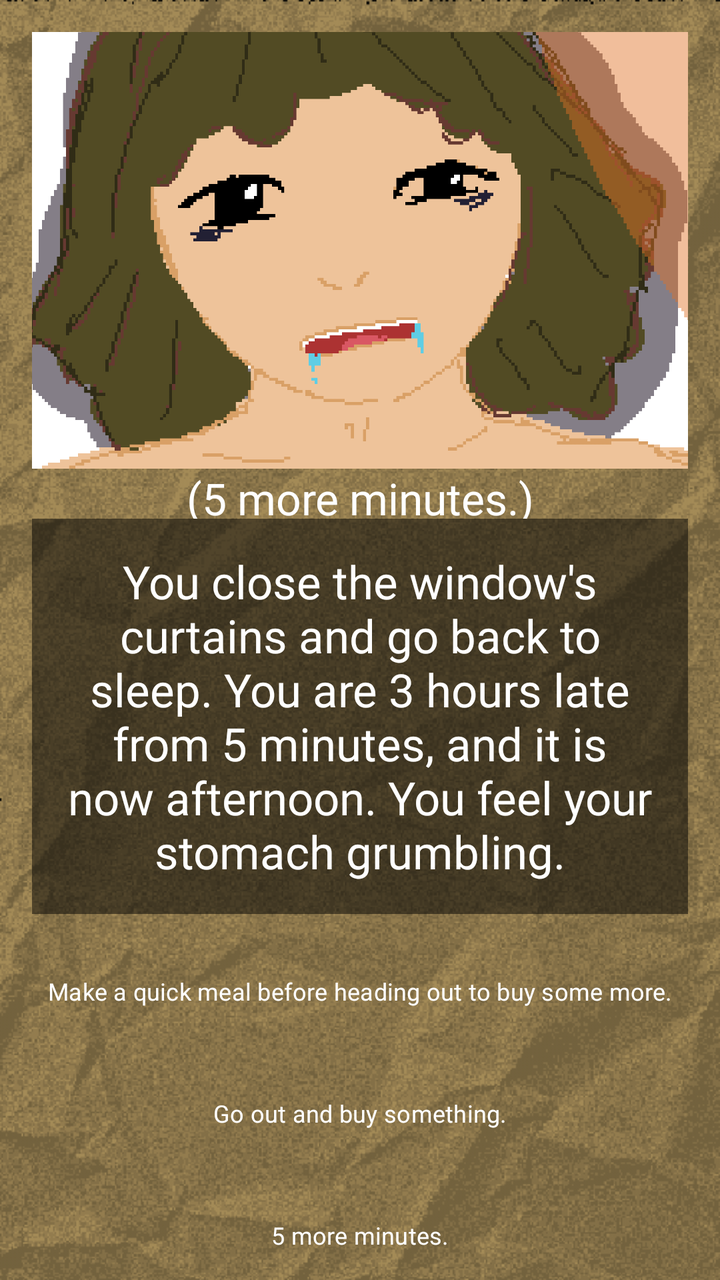
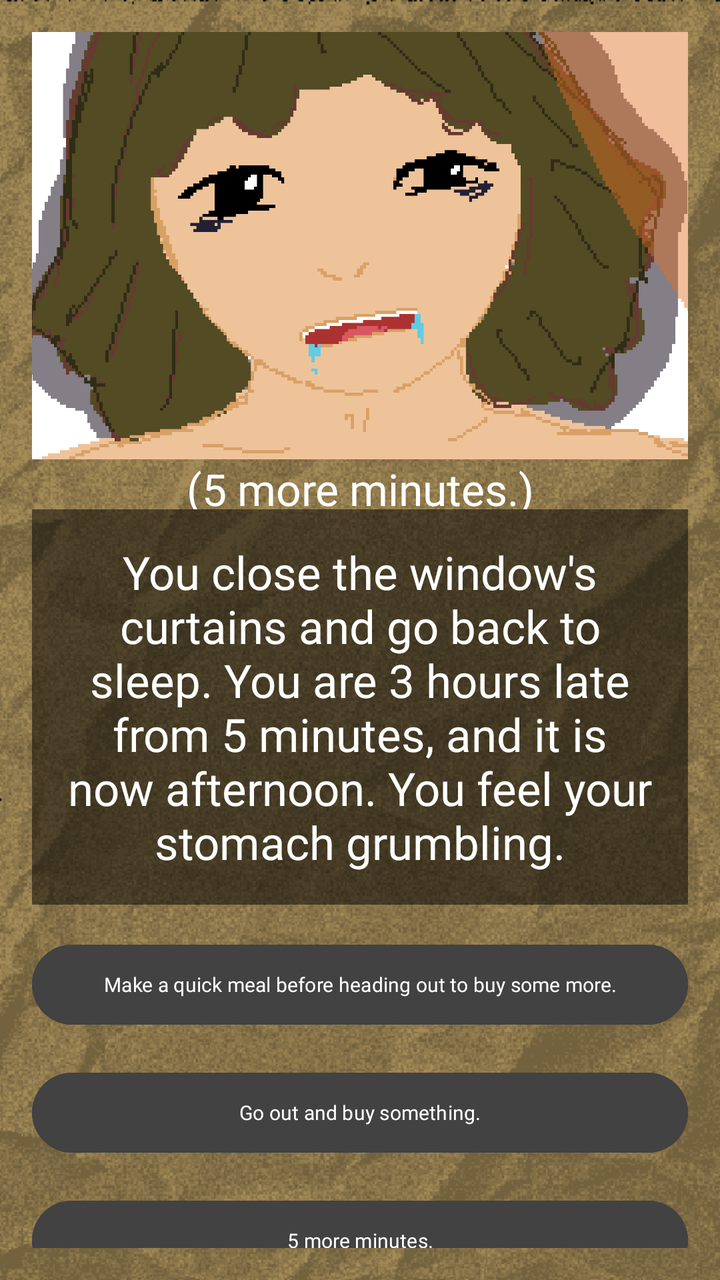

An Android layout rendered at two revisions. The XML below is the earlier revision; the diff shows what the commit changed to produce the second picture.
<!-- AndroidManifest.xml: application theme Theme.ChoiceQuest -->
<!-- res/layout/activity_page2_2.xml -->
<?xml version="1.0" encoding="utf-8"?>
<LinearLayout xmlns:android="http://schemas.android.com/apk/res/android"
    xmlns:app="http://schemas.android.com/apk/res-auto"
    xmlns:tools="http://schemas.android.com/tools"
    android:layout_width="match_parent"
    android:layout_height="match_parent"
    android:id="@+id/page2_2"
    android:background="@drawable/papertexture_"
    android:backgroundTint="#f8e7c2"
    android:backgroundTintMode="multiply"
    android:gravity="center"
    android:orientation="vertical"
    android:padding="16dp"
    tools:context=".Page2_2">

    <View
        android:layout_width="match_parent"
        android:layout_height="0dp"
        android:layout_weight="1"/>

    <ImageView
        android:id="@+id/imageView"
        android:layout_width="412dp"
        android:layout_height="250dp"
        android:src="@drawable/page2_2"/>

    <View
        android:id="@+id/dimOverlay"
        android:layout_width="410dp"
        android:layout_height="1300dp"
        android:background="#000000"
        android:alpha="0"
        android:visibility="gone"/> />

    <View
        android:layout_width="match_parent"
        android:layout_height="1dp"
        android:layout_weight="0.1"/>

    <TextView
        android:layout_width="match_parent"
        android:layout_height="25dp"
        android:gravity="center"
        android:fontFamily="@font/pixelspace"
        android:textSize="22sp"
        android:text="(5 more minutes.)"
        android:textColor="#FFFFFF"/>

    <View
        android:layout_width="match_parent"
        android:layout_height="1dp"
        android:layout_weight="0.3"/>

    <TextView
        android:layout_width="match_parent"
        android:layout_height="wrap_content"
        android:id="@+id/tv_page2_2"
        android:fontFamily="@font/pixelgame_font"
        android:gravity="center"
        android:padding="16dp"
        android:background="#80000000"
        android:text="You close the window's curtains and go back to sleep. You are 3 hours late from 5 minutes, and it is now afternoon. You feel your stomach grumbling."
        android:textColor="#FFFFFF"
        android:textSize="23sp"
        android:layout_marginBottom="16dp"/>

    <View
        android:layout_width="match_parent"
        android:layout_height="1dp"
        android:layout_weight="0.5"/>

    <Button
        android:id="@+id/btnOption1"
        android:layout_width="410dp"
        android:layout_height="45dp"
        android:text="Make a quick meal before heading out to buy some more."
        android:background="@android:color/transparent"
        android:fontFamily="@font/quest_font"
        android:textSize="12sp"
        android:layout_marginBottom="16dp"
        android:onClick="page2_2_1"/>

    <Button
        android:id="@+id/btnOption2"
        android:layout_width="410dp"
        android:layout_height="45dp"
        android:text="Go out and buy something."
        android:background="@android:color/transparent"
        android:fontFamily="@font/quest_font"
        android:textSize="12sp"
        android:layout_marginBottom="16dp"
        android:onClick="page2_2_2"/>

    <Button
        android:id="@+id/btnOption3"
        android:layout_width="410dp"
        android:layout_height="45dp"
        android:layout_marginBottom="16dp"
        android:background="@android:color/transparent"
        android:fontFamily="@font/quest_font"
        android:text="5 more minutes."
        android:textSize="12sp"
        android:onClick="page2_2_3"/>

    <View
        android:layout_width="match_parent"
        android:layout_height="1dp"
        android:layout_weight="1"/>

</LinearLayout>
<!-- resources referenced by this layout -->
<resources>
  <!-- drawable page2_2: png bitmap (drawable, 31251 bytes) -->
  <!-- drawable papertexture_: png bitmap (drawable, 156948 bytes) -->
  <style name="Theme.ChoiceQuest" parent="Base.Theme.ChoiceQuest" />
  <style name="Base.Theme.ChoiceQuest" parent="Theme.Material3.DayNight.NoActionBar">
          
          
      </style>
</resources>

<!-- the commit's change to res/layout/activity_page2_2.xml (unified diff, before → after) -->
@@ -26,7 +26,7 @@
 
     <View
         android:id="@+id/dimOverlay"
-        android:layout_width="410dp"
+        android:layout_width="match_parent"
         android:layout_height="1300dp"
         android:background="#000000"
         android:alpha="0"
@@ -71,35 +71,35 @@
 
     <Button
         android:id="@+id/btnOption1"
-        android:layout_width="410dp"
-        android:layout_height="45dp"
+        android:layout_width="match_parent"
+        android:layout_height="wrap_content"
         android:text="Make a quick meal before heading out to buy some more."
-        android:background="@android:color/transparent"
-        android:fontFamily="@font/quest_font"
-        android:textSize="12sp"
+  android:textSize="10sp"
+        android:textColor="@color/white"
+        android:backgroundTint="@color/cardview_dark_background"        android:fontFamily="@font/quest_font"
         android:layout_marginBottom="16dp"
         android:onClick="page2_2_1"/>
 
     <Button
         android:id="@+id/btnOption2"
-        android:layout_width="410dp"
-        android:layout_height="45dp"
+        android:layout_width="match_parent"
+        android:layout_height="wrap_content"
         android:text="Go out and buy something."
-        android:background="@android:color/transparent"
-        android:fontFamily="@font/quest_font"
-        android:textSize="12sp"
+  android:textSize="10sp"
+        android:textColor="@color/white"
+        android:backgroundTint="@color/cardview_dark_background"        android:fontFamily="@font/quest_font"
         android:layout_marginBottom="16dp"
         android:onClick="page2_2_2"/>
 
     <Button
         android:id="@+id/btnOption3"
-        android:layout_width="410dp"
-        android:layout_height="45dp"
+        android:layout_width="match_parent"
+        android:layout_height="wrap_content"
         android:layout_marginBottom="16dp"
-        android:background="@android:color/transparent"
-        android:fontFamily="@font/quest_font"
+  android:textSize="10sp"
+        android:textColor="@color/white"
+        android:backgroundTint="@color/cardview_dark_background"        android:fontFamily="@font/quest_font"
         android:text="5 more minutes."
-        android:textSize="12sp"
         android:onClick="page2_2_3"/>
 
     <View
<!-- resource entries referenced after the edit -->
@@ -1,5 +1,6 @@
 <!-- resources referenced by this layout -->
 <resources>
+  <color name="white">#FFFFFF</color>
   <!-- drawable page2_2: png bitmap (drawable, 31251 bytes) -->
   <!-- drawable papertexture_: png bitmap (drawable, 156948 bytes) -->
   <style name="Theme.ChoiceQuest" parent="Base.Theme.ChoiceQuest" />
